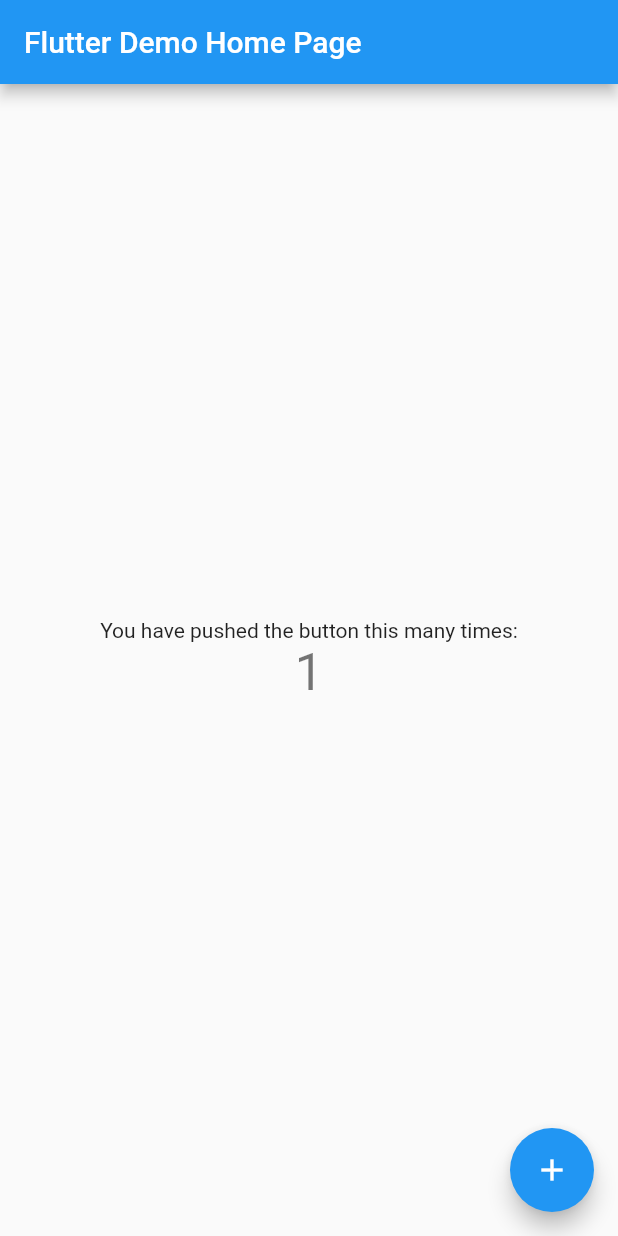
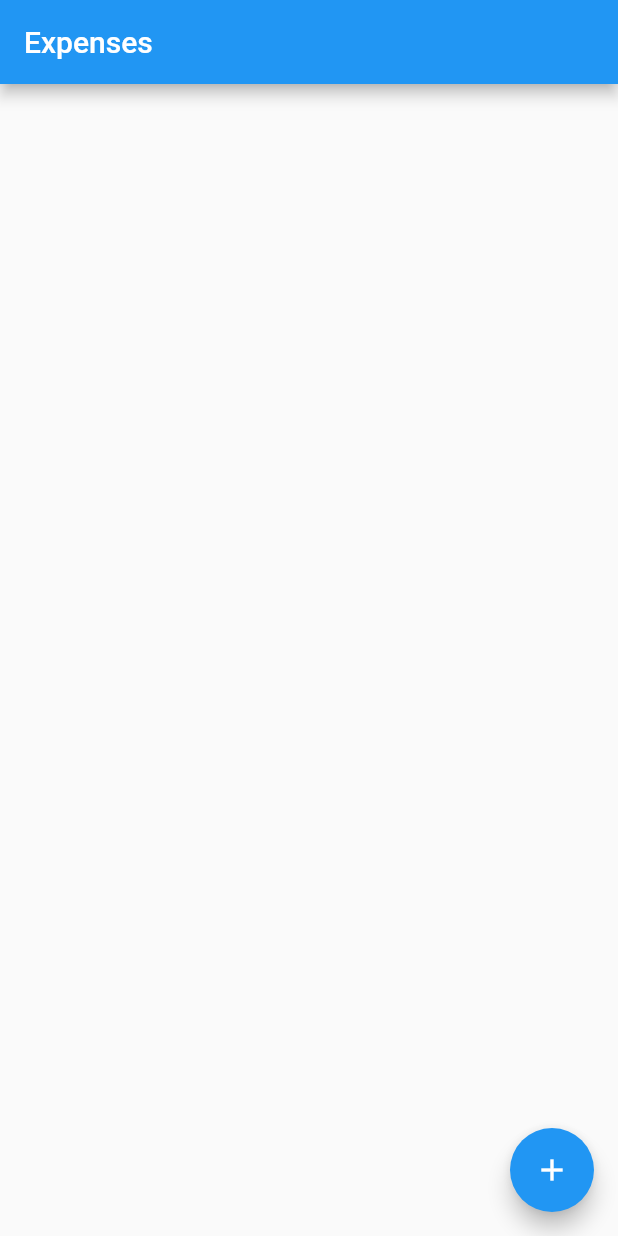
Before and after one commit to gopalkatariya44/Expense, a Flutter app: the screen it shows after launch, after a tap on the "add" icon, on a phone screen of 412 x 824 dp. Run offline on Flutter 3.47's test engine with Material 2 defaults, Android fonts, the phone set to English and light mode, and no system bars.

Commit message:
change main file

```diff
--- a/lib/main.dart
+++ b/lib/main.dart
@@ -14,52 +14,30 @@ class MyApp extends StatelessWidget {
       theme: ThemeData(
         primarySwatch: Colors.blue,
       ),
-      home: const MyHomePage(title: 'Flutter Demo Home Page'),
+      home: const MyHomePage(),
     );
   }
 }
 
 class MyHomePage extends StatefulWidget {
-  const MyHomePage({Key? key, required this.title}) : super(key: key);
+  const MyHomePage({Key? key}) : super(key: key);
 
-  final String title;
 
   @override
   State<MyHomePage> createState() => _MyHomePageState();
 }
 
 class _MyHomePageState extends State<MyHomePage> {
-  int _counter = 0;
-
-  void _incrementCounter() {
-    setState(() {
-      _counter++;
-    });
-  }
-
   @override
   Widget build(BuildContext context) {
     return Scaffold(
       appBar: AppBar(
-        title: Text(widget.title),
+        title: Text("Expenses"),
       ),
-      body: Center(
-        child: Column(
-          mainAxisAlignment: MainAxisAlignment.center,
-          children: <Widget>[
-            const Text(
-              'You have pushed the button this many times:',
-            ),
-            Text(
-              '$_counter',
-              style: Theme.of(context).textTheme.headline4,
-            ),
-          ],
-        ),
-      ),
+      body: Center(),
       floatingActionButton: FloatingActionButton(
-        onPressed: _incrementCounter,
-        tooltip: 'Increment',
+        onPressed: () {},
+        tooltip: 'add',
         child: const Icon(Icons.add),
       ),
     );
```
